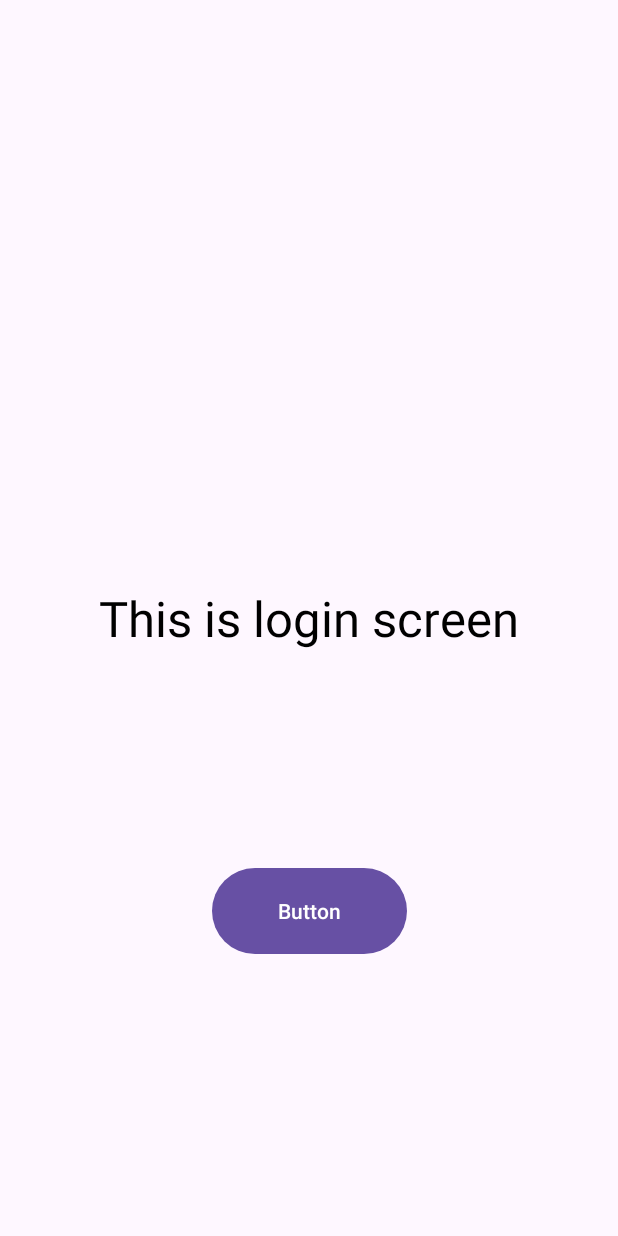
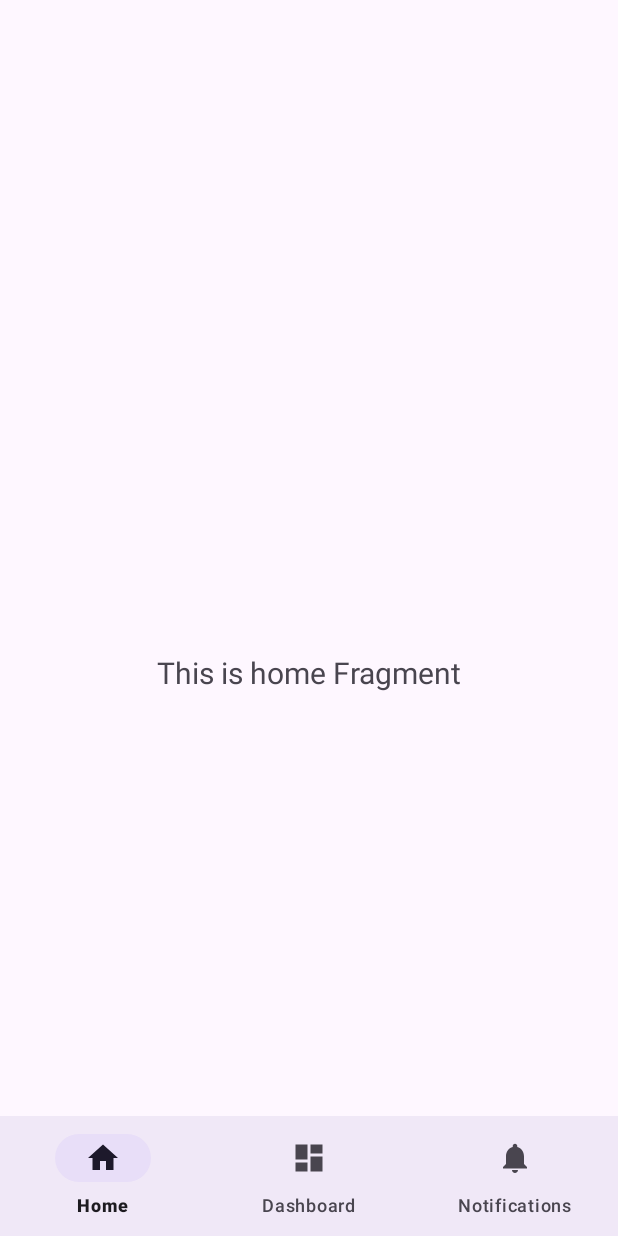
Before and after one commit to MrAarifAliSaifi/cv_project, an Android app: the screen it shows after launch (LoginActivity before the commit, MainActivity after it), on a phone screen of 412 x 824 dp. Run offline under Robolectric (Android 15) with nearby library versions, the phone set to English and light mode, and no system bars; our stand-ins replace navigation-ui.

Commit message:
added basic setup and some screen to code base

```diff
--- a/app/build.gradle.kts
+++ b/app/build.gradle.kts
@@ -48,6 +48,7 @@ dependencies {
     implementation(libs.constraintlayout)
     implementation(libs.lifecycle.livedata.ktx)
     implementation(libs.annotation)
+    implementation(libs.androidx.databinding.runtime)
     testImplementation(libs.junit)
     androidTestImplementation(libs.androidx.junit)
     androidTestImplementation(libs.androidx.espresso.core)
--- a/app/src/main/java/com/example/cvproject/activites/activity/activity/MainActivity.kt
+++ b/app/src/main/java/com/example/cvproject/activites/activity/activity/MainActivity.kt
@@ -1,26 +1,40 @@
-package cvproject.blinkit.activites.activity.activity
+// MainActivity.kt
+package com.example.basicmvvmapp
 
-import android.os.Bundle
-import com.google.android.material.bottomnavigation.BottomNavigationView
-import androidx.appcompat.app.AppCompatActivity
+import android.content.Context
+import android.content.Intent
+import androidx.activity.viewModels
 import androidx.navigation.findNavController
 import androidx.navigation.ui.AppBarConfiguration
-import androidx.navigation.ui.setupActionBarWithNavController
 import androidx.navigation.ui.setupWithNavController
+import com.example.cvproject.activites.activity.base.BaseActivity
+import com.example.cvproject.activites.activity.viewmodeles.MainActivityVM
+import com.google.android.material.bottomnavigation.BottomNavigationView
+import cvproject.blinkit.R
 import cvproject.blinkit.databinding.ActivityMainBinding
-import cvproject.blinkit.R
 
-class MainActivity : AppCompatActivity() {
+class MainActivity : BaseActivity<ActivityMainBinding, MainActivityVM>() {
+    private val viewmodel: MainActivityVM by viewModels()
 
-    private lateinit var binding: ActivityMainBinding
-    override fun onCreate(savedInstanceState: Bundle?) {
-        super.onCreate(savedInstanceState)
+    companion object {
+        const val TAG = "MainActivity"
+        fun getStartIntent(context: Context): Intent {
+            return Intent(context, MainActivity::class.java).apply {
 
-        binding = ActivityMainBinding.inflate(layoutInflater)
-        setContentView(binding.root)
+            }
+        }
+    }
 
+    override fun initializeViewBinding(): ActivityMainBinding {
+        return ActivityMainBinding.inflate(layoutInflater)
+    }
+
+    override fun initializeViewModel(): MainActivityVM {
+        return viewmodel
+    }
+
+    override fun setupUI() {
         val navView: BottomNavigationView = binding.navView
-
         val navController = findNavController(R.id.nav_host_fragment_activity_main)
         val appBarConfiguration = AppBarConfiguration(
             setOf(
@@ -29,4 +43,11 @@ class MainActivity : AppCompatActivity() {
         )
         navView.setupWithNavController(navController)
     }
+
+    override fun setupListeners() {
+    }
+
+    override fun observeViewModel() {
+    }
+
 }
--- /dev/null
+++ b/app/src/main/java/com/example/cvproject/activites/activity/activity/SplashActivity.kt
@@ -0,0 +1,56 @@
+package com.example.cvproject.activites.activity.activity
+
+import android.annotation.SuppressLint
+import androidx.activity.viewModels
+import androidx.lifecycle.lifecycleScope
+import com.example.basicmvvmapp.MainActivity
+import com.example.cvproject.activites.activity.base.BaseActivity
+import com.example.cvproject.activites.activity.viewmodeles.SplashVM
+import cvproject.blinkit.databinding.SpalshBindingBinding
+import kotlinx.coroutines.delay
+import kotlinx.coroutines.launch
+
+@SuppressLint("CustomSplashScreen")
+class SplashActivity : BaseActivity<SpalshBindingBinding, SplashVM>() {
+
+    private val mainViewModel: SplashVM by viewModels()
+
+
+    override fun initializeViewModel(): SplashVM {
+        return mainViewModel
+    }
+
+    override fun initializeViewBinding(): SpalshBindingBinding {
+        return SpalshBindingBinding.inflate(layoutInflater)
+    }
+
+
+    override fun setupUI() {
+        decideNextScreen()
+    }
+
+    override fun setupListeners() {
+    }
+
+    override fun observeViewModel() {
+    }
+
+    private fun decideNextScreen() {
+        lifecycleScope.launch {
+            delay(2000) // 2-second delay
+
+            if (isUserLoggedIn()) {
+                val mainIntent = MainActivity.getStartIntent(this@SplashActivity)
+                startActivity(mainIntent)
+            } else {
+                val mainIntent = LoginActivity.getStartIntent(this@SplashActivity)
+                startActivity(mainIntent)
+            }
+            finish()
+        }
+    }
+
+    private fun isUserLoggedIn(): Boolean {
+        return true
+    }
+}
--- a/app/src/main/java/com/example/cvproject/activites/activity/authentication/ui/LoginActivity.kt
+++ /dev/null
@@ -1,37 +0,0 @@
-package com.example.cvproject.activites.activity.authentication.ui
-
-import android.os.Bundle
-import android.os.Handler
-import android.os.Looper
-import com.google.android.material.snackbar.Snackbar
-import androidx.appcompat.app.AppCompatActivity
-import androidx.fragment.app.Fragment
-import androidx.fragment.app.commit
-import androidx.navigation.findNavController
-import androidx.navigation.ui.AppBarConfiguration
-import androidx.navigation.ui.navigateUp
-import androidx.navigation.ui.setupActionBarWithNavController
-import cvproject.blinkit.R
-import cvproject.blinkit.databinding.ActivityLoginBinding
-
-class LoginActivity : AppCompatActivity() {
-
-    private lateinit var binding: ActivityLoginBinding
-    override fun onCreate(savedInstanceState: Bundle?) {
-        super.onCreate(savedInstanceState)
-        binding = ActivityLoginBinding.inflate(layoutInflater)
-        setContentView(binding.root)
-
-        replaceFragment(SplashFragment())
-        Handler(Looper.getMainLooper()).postDelayed({
-            replaceFragment(LoginFragment())
-        }, 2000)
-
-    }
-
-    private fun replaceFragment(fragment: Fragment) {
-        supportFragmentManager.commit {
-            replace(R.id.fragmentContainer, fragment)
-        }
-    }
-}
--- a/app/src/main/java/com/example/cvproject/activites/activity/authentication/ui/LoginFragment.kt
+++ /dev/null
@@ -1,41 +0,0 @@
-package com.example.cvproject.activites.activity.authentication.ui
-
-import android.content.Intent
-import android.os.Bundle
-import androidx.fragment.app.Fragment
-import android.view.LayoutInflater
-import android.view.View
-import cvproject.blinkit.R
-import android.view.ViewGroup
-import androidx.navigation.fragment.findNavController
-import cvproject.blinkit.activites.activity.activity.MainActivity
-import cvproject.blinkit.databinding.FragmentLoginBinding
-
-class LoginFragment : Fragment() {
-
-    private var _binding: FragmentLoginBinding? = null
-    private val binding get() = _binding!!
-
-    override fun onCreateView(
-        inflater: LayoutInflater, container: ViewGroup?,
-        savedInstanceState: Bundle?
-    ): View {
-        _binding = FragmentLoginBinding.inflate(inflater, container, false)
-        return binding.root
-    }
-
-    override fun onViewCreated(view: View, savedInstanceState: Bundle?) {
-        super.onViewCreated(view, savedInstanceState)
-        _binding?.apply {
-
-            button.setOnClickListener {
-                startActivity(Intent(requireActivity(), MainActivity::class.java))
-            }
-        }
-    }
-
-    override fun onDestroyView() {
-        super.onDestroyView()
-        _binding = null
-    }
-}
--- a/app/src/main/java/com/example/cvproject/activites/activity/authentication/ui/SplashFragment.kt
+++ /dev/null
@@ -1,35 +0,0 @@
-package com.example.cvproject.activites.activity.authentication.ui
-
-import android.os.Bundle
-import androidx.fragment.app.Fragment
-import android.view.LayoutInflater
-import android.view.View
-import cvproject.blinkit.R
-import android.view.ViewGroup
-import androidx.navigation.fragment.findNavController
-import cvproject.blinkit.databinding.FragmentSplashBinding
-
-class SplashFragment : Fragment() {
-
-    private var _binding: FragmentSplashBinding? = null
-    private val binding get() = _binding!!
-
-    override fun onCreateView(
-        inflater: LayoutInflater, container: ViewGroup?,
-        savedInstanceState: Bundle?
-    ): View {
-        _binding = FragmentSplashBinding.inflate(inflater, container, false)
-        return binding.root
-    }
-
-    override fun onViewCreated(view: View, savedInstanceState: Bundle?) {
-        super.onViewCreated(view, savedInstanceState)
-
-
-    }
-
-    override fun onDestroyView() {
-        super.onDestroyView()
-        _binding = null
-    }
-}
--- /dev/null
+++ b/app/src/main/java/com/example/cvproject/activites/activity/base/BaseActivity.kt
@@ -0,0 +1,31 @@
+package com.example.cvproject.activites.activity.base
+
+import android.os.Bundle
+import androidx.appcompat.app.AppCompatActivity
+import androidx.lifecycle.ViewModel
+import androidx.lifecycle.ViewModelProvider
+import androidx.viewbinding.ViewBinding
+
+
+abstract class BaseActivity<Binding : ViewBinding, VM : ViewModel> : AppCompatActivity() {
+
+    protected lateinit var binding: Binding
+    protected lateinit var viewModel: VM
+
+    override fun onCreate(savedInstanceState: Bundle?) {
+        super.onCreate(savedInstanceState)
+        binding = initializeViewBinding() // Initialize ViewBinding
+        viewModel = initializeViewModel() // Initialize ViewModel
+
+        setContentView(binding.root)
+        setupUI()
+        setupListeners()
+        observeViewModel()
+    }
+
+    protected abstract fun initializeViewBinding(): Binding
+    protected abstract fun initializeViewModel(): VM
+    protected abstract fun setupUI()
+    protected abstract fun setupListeners()
+    protected abstract fun observeViewModel()
+}
--- /dev/null
+++ b/app/src/main/java/com/example/cvproject/activites/activity/viewmodeles/MainActivityVM.kt
@@ -0,0 +1,7 @@
+package com.example.cvproject.activites.activity.viewmodeles
+
+import androidx.lifecycle.ViewModel
+
+class MainActivityVM:ViewModel() {
+
+}
--- /dev/null
+++ b/app/src/main/java/com/example/cvproject/activites/activity/viewmodeles/SplashVM.kt
@@ -0,0 +1,6 @@
+package com.example.cvproject.activites.activity.viewmodeles
+
+import androidx.lifecycle.ViewModel
+
+class SplashVM:ViewModel() {
+}
--- a/app/src/main/res/layout/activity_login.xml
+++ b/app/src/main/res/layout/activity_login.xml
@@ -1,20 +1,22 @@
 <?xml version="1.0" encoding="utf-8"?>
 <androidx.constraintlayout.widget.ConstraintLayout xmlns:android="http://schemas.android.com/apk/res/android"
-    xmlns:app="http://schemas.android.com/apk/res-auto"
     xmlns:tools="http://schemas.android.com/tools"
     android:layout_width="match_parent"
     android:layout_height="match_parent"
+    xmlns:app="http://schemas.android.com/apk/res-auto"
     android:fitsSystemWindows="true"
-    tools:context="com.example.cvproject.activites.activity.authentication.ui.LoginActivity">
+    tools:context="com.example.cvproject.activites.activity.activity.LoginActivity">
 
 
-    <androidx.fragment.app.FragmentContainerView
-        android:id="@+id/fragmentContainer"
+    <TextView
         android:layout_width="match_parent"
         android:layout_height="match_parent"
+        android:text="Login"
+        android:id="@+id/tv"
+        android:gravity="center"
+        app:layout_constraintTop_toTopOf="parent"
+        app:layout_constraintBottom_toBottomOf="parent"
         app:layout_constraintStart_toStartOf="parent"
-        app:layout_constraintEnd_toEndOf="parent"
-        app:layout_constraintTop_toTopOf="parent"
-        app:layout_constraintBottom_toBottomOf="parent"/>
-
+        app:layout_constraintEnd_toEndOf="parent">
+    </TextView>
 </androidx.constraintlayout.widget.ConstraintLayout>
--- a/app/src/main/res/values/colors.xml
+++ b/app/src/main/res/values/colors.xml
@@ -7,4 +7,5 @@
     <color name="teal_700">#FF018786</color>
     <color name="black">#FF000000</color>
     <color name="white">#FFFFFFFF</color>
+    <color name="yellow">#FFFF00</color>
 </resources>
--- a/gradle/libs.versions.toml
+++ b/gradle/libs.versions.toml
@@ -30,6 +30,7 @@ converter-gson = "2.9.0"
 constraintlayout = "2.1.4"
 lifecycle-livedata-ktx = "2.8.6"
 annotation = "1.6.0"
+databindingRuntime = "8.7.0"
 
 [libraries]
 androidx-junit = { group = "androidx.test.ext", name = "junit", version.ref = "junitVersion" }
@@ -64,6 +65,7 @@ converter-gson = { group = "com.squareup.retrofit2", name = "converter-gson", ve
 constraintlayout = { group = "androidx.constraintlayout", name = "constraintlayout", version.ref = "constraintlayout" }
 lifecycle-livedata-ktx = { group = "androidx.lifecycle", name = "lifecycle-livedata-ktx", version.ref = "lifecycle-livedata-ktx" }
 annotation = { group = "androidx.annotation", name = "annotation", version.ref = "annotation" }
+androidx-databinding-runtime = { group = "androidx.databinding", name = "databinding-runtime", version.ref = "databindingRuntime" }
 
 [plugins]
 android-application = { id = "com.android.application", version.ref = "agp" }
```
Also changed, not shown: app/src/main/AndroidManifest.xml (+10 -8 lines), app/src/main/java/com/example/cvproject/activites/activity/activity/LoginActivity.kt (added, +40 -0 lines), app/src/main/java/com/example/cvproject/activites/activity/viewmodeles/LoginActivityVM.kt (added, +7 -0 lines), app/src/main/res/layout/fragment_splash.xml (deleted, +0 -21 lines), app/src/main/res/layout/spalsh_binding.xml (added, +26 -0 lines), app/src/main/res/drawable/app_icon.png (added), app/src/main/res/mipmap-hdpi/app_icon.png (added).
